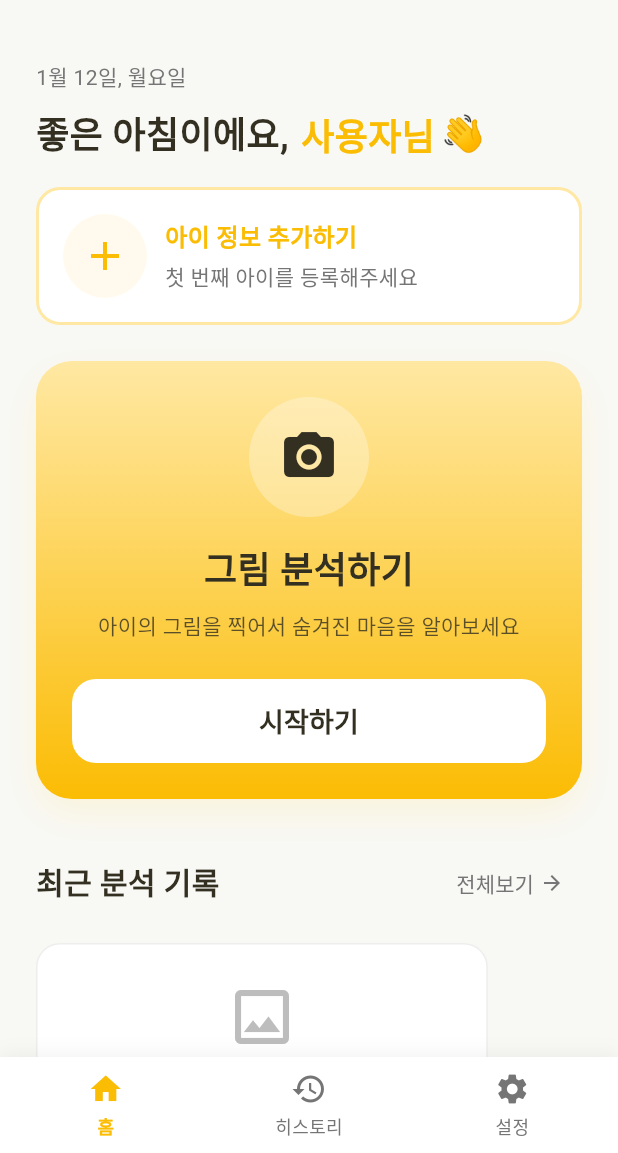
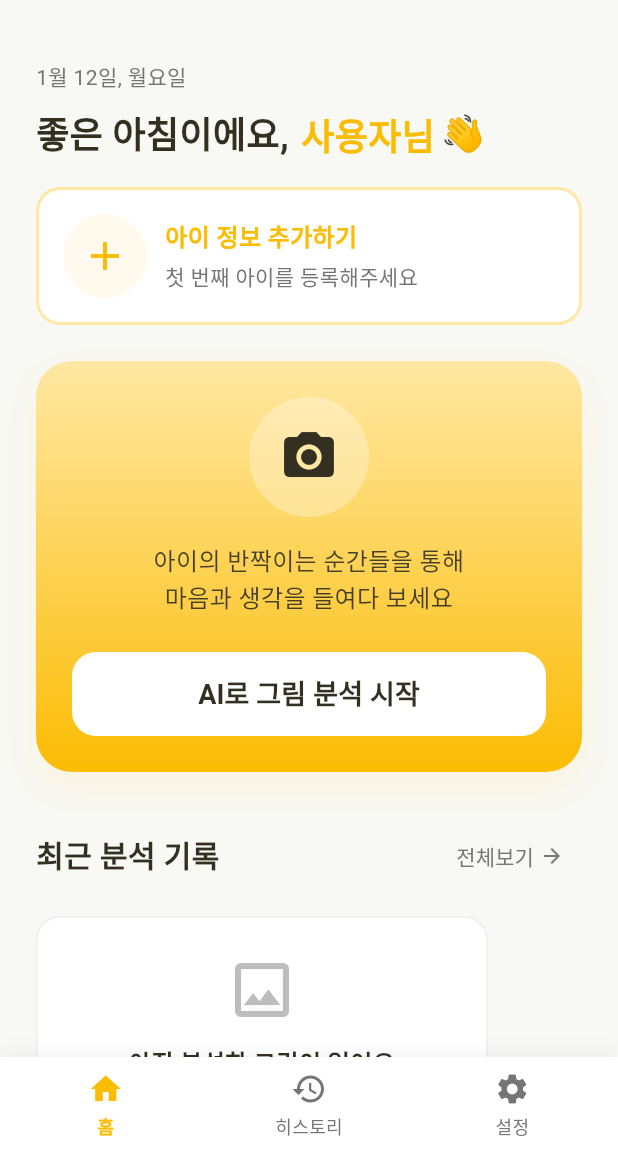
Before and after one commit to lamblion601/Shining_Moments_flutter-, a Flutter app: the screen it shows once a user with an empty profile is signed in, on a phone screen of 412 x 824 dp, the part 83-1236 px from its top. Run offline on Flutter 3.47's test engine with Material 3 defaults, Android fonts, the light colour scheme and no system bars; our stand-ins replace flutter_dotenv, google_generative_ai, image_picker, supabase_flutter; accounts and stored records are empty; network calls fail.

Commit message:
style: update home screen text and button labels

```diff
--- a/lib/screens/home/home_screen.dart
+++ b/lib/screens/home/home_screen.dart
@@ -820,23 +820,14 @@
             ),
           ),
           const SizedBox(height: 16),
-          // 타이틀
-          const Text(
-            '그림 분석하기',
-            style: TextStyle(
-              fontSize: 24,
-              fontWeight: FontWeight.bold,
-              color: AppTheme.textDark,
-            ),
-          ),
-          const SizedBox(height: 8),
           // 설명
           Text(
-            '아이의 그림을 찍어서 숨겨진 마음을 알아보세요',
+            '아이의 반짝이는 순간들을 통해\n마음과 생각을 들여다 보세요',
             textAlign: TextAlign.center,
             style: TextStyle(
-              fontSize: 14,
-              color: AppTheme.textDark.withOpacity(0.8),
+              fontSize: 16,
+              color: AppTheme.textDark.withOpacity(0.9),
+              height: 1.5,
             ),
           ),
           const SizedBox(height: 24),
@@ -861,7 +852,7 @@
                 ),
               ),
               child: const Text(
-                '시작하기',
+                'AI로 그림 분석 시작',
                 style: TextStyle(
                   fontSize: 18,
                   fontWeight: FontWeight.bold,
```
